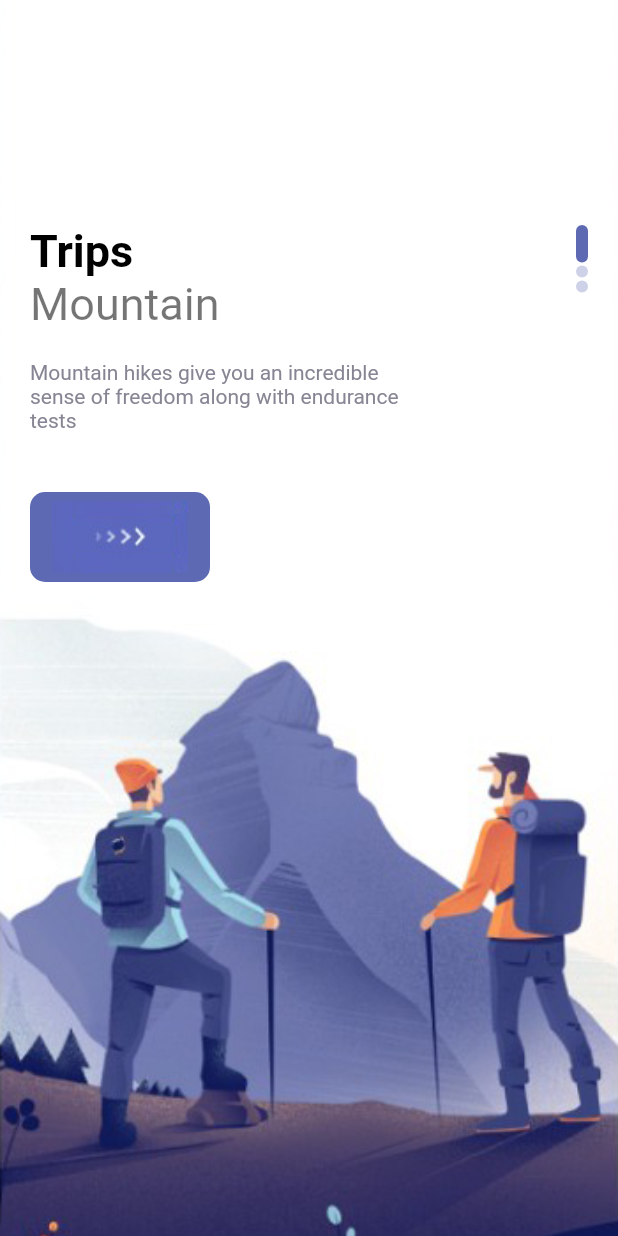
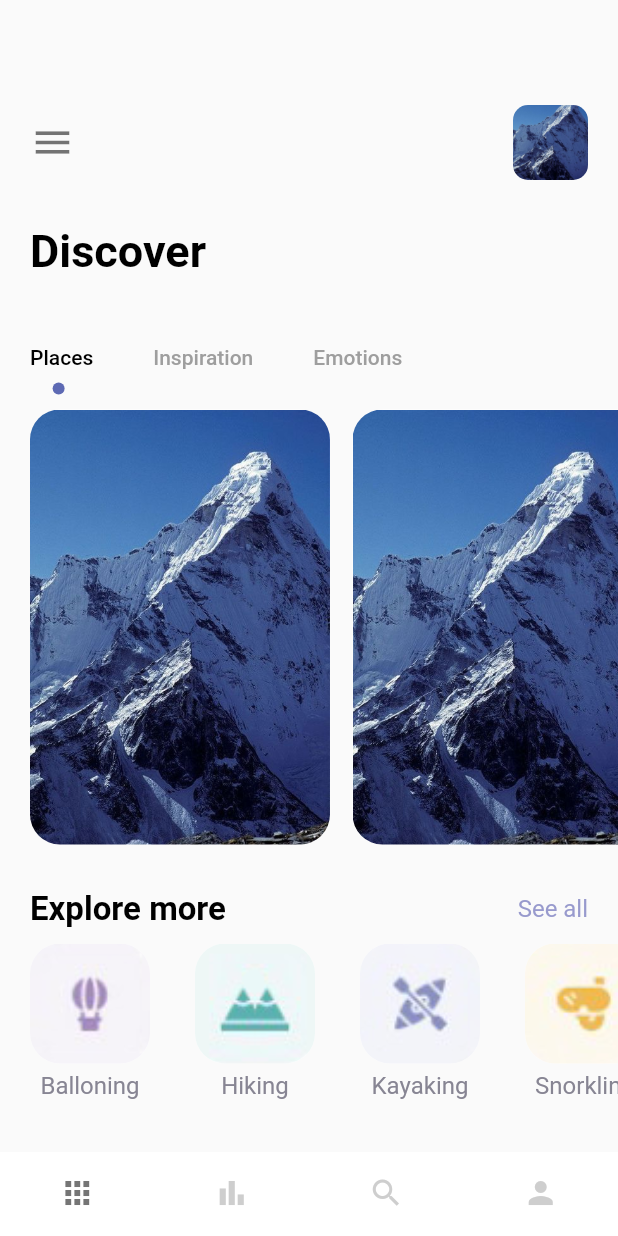
Before and after one commit to syunsuke1115/snow_mountain_UI_10templete, a Flutter app: the screen it shows after launch, on a phone screen of 412 x 824 dp. Run offline on Flutter 3.47's test engine with Material 2 defaults, Android fonts, the phone set to English and light mode, and no system bars.

Commit message:
created home_page

```diff
--- a/lib/main.dart
+++ b/lib/main.dart
@@ -1,4 +1,5 @@
 import 'package:flutter/material.dart';
+import 'package:snow_mountain/pages/navpages/main_page.dart';
 import 'package:snow_mountain/pages/welcome_page.dart';
 
 void main() {
@@ -14,7 +15,7 @@ class Myapp extends StatelessWidget {
       theme: ThemeData(
         primarySwatch: Colors.blue,
       ),
-      home: WelcomePage(),
+      home: MainPage(),
     );
   }
 }
--- /dev/null
+++ b/lib/pages/navpages/bar_item_page.dart
@@ -0,0 +1,14 @@
+import 'package:flutter/material.dart';
+
+class BarItemPage extends StatelessWidget {
+  const BarItemPage({Key? key}) : super(key: key);
+
+  @override
+  Widget build(BuildContext context) {
+    return Scaffold(
+      body: Container(
+        child: Center(child: Text("BarItemPage")),
+      ),
+    );
+  }
+}
--- /dev/null
+++ b/lib/pages/navpages/home_page.dart
@@ -0,0 +1,217 @@
+import 'package:flutter/material.dart';
+import 'package:snow_mountain/misc/colors.dart';
+import 'package:snow_mountain/widgets/app_large_text.dart';
+import 'package:snow_mountain/widgets/app_text.dart';
+
+class Homepage extends StatefulWidget {
+  const Homepage({Key? key}) : super(key: key);
+
+  @override
+  _HomepageState createState() => _HomepageState();
+}
+
+class _HomepageState extends State<Homepage> with TickerProviderStateMixin {
+  var _images = {
+    "balloning.png":"Balloning",
+    "hiking.png":"Hiking",
+    "kayaking.png":"Kayaking",
+    "snorkling.png":"Snorkling",
+  };
+
+  @override
+  Widget build(BuildContext context) {
+    TabController _tabController = TabController(length: 3, vsync: this);
+    return Scaffold(
+      body: Column(
+        crossAxisAlignment: CrossAxisAlignment.start,
+        children: [
+          Container(
+            padding: const EdgeInsets.only(top: 70, left: 20),
+            child: Row(
+              children: [
+                Icon(
+                  Icons.menu,
+                  size: 30,
+                  color: Colors.black54,
+                ),
+                Expanded(child: Container()),
+                Container(
+                  margin: const EdgeInsets.only(right: 20),
+                  width: 50,
+                  height: 50,
+                  decoration: BoxDecoration(
+                    borderRadius: BorderRadius.circular(10),
+                    image: DecorationImage(
+                        image: AssetImage(
+                            "img/"+"mountain.jpeg"
+                        ),
+                        fit: BoxFit.cover),
+                  ),
+                )
+              ],
+            ),
+          ),
+          SizedBox(
+            height: 30,
+          ),
+          Container(
+              margin: const EdgeInsets.only(left: 20),
+              child: AppLargeText(text: "Discover")),
+          SizedBox(
+            height: 30,
+          ),
+          //tabbar
+          Container(
+            child: Align(
+              alignment: Alignment.centerLeft,
+              child: TabBar(
+                labelPadding: const EdgeInsets.only(right: 20, left: 20),
+                controller: _tabController,
+                labelColor: Colors.black,
+                unselectedLabelColor: Colors.grey,
+                isScrollable: true,
+                indicatorSize: TabBarIndicatorSize.label,
+                indicator:
+                    CircleTabIndicator(color: AppColors.mainColor, radius: 4),
+                tabs: [
+                  Tab(
+                    text: "Places",
+                  ),
+                  Tab(
+                    text: "Inspiration",
+                  ),
+                  Tab(
+                    text: "Emotions",
+                  ),
+                ],
+              ),
+            ),
+          ),
+          Container(
+            padding: const EdgeInsets.only(left: 20),
+            height: 300,
+            width: double.maxFinite,
+            child: TabBarView(
+              controller: _tabController,
+              children: [
+                ListView.builder(
+                    itemCount: 3,
+                    scrollDirection: Axis.horizontal,
+                    itemBuilder: (BuildContext context, int index) {
+                      return Container(
+                        margin: const EdgeInsets.only(right: 15, top: 10),
+                        width: 200,
+                        height: 300,
+                        decoration: BoxDecoration(
+                          borderRadius: BorderRadius.circular(20),
+                          color: Colors.white,
+                          image: DecorationImage(
+                              image: AssetImage(
+                                "img/mountain.jpeg",
+                              ),
+                              fit: BoxFit.cover),
+                        ),
+                      );
+                    }),
+                Text("there"),
+                Text("Bye"),
+              ],
+            ),
+          ),
+          SizedBox(
+            height: 30,
+          ),
+          Container(
+            margin: const EdgeInsets.only(left: 20, right: 20),
+            child: Row(
+              mainAxisAlignment: MainAxisAlignment.spaceBetween,
+              children: [
+                AppLargeText(
+                  text: "Explore more",
+                  size: 22,
+                ),
+                AppText(
+                  text: "See all",
+                  color: AppColors.textColor1,
+                )
+              ],
+            ),
+          ),
+          SizedBox(
+            height: 10,
+          ),
+          Container(
+            height: 105,
+            width: double.maxFinite,
+            margin: const EdgeInsets.only(left: 20),
+            child: ListView.builder(
+                scrollDirection: Axis.horizontal,
+                itemCount: 4,
+                itemBuilder: (_, index) {
+                  return Container(
+                    margin: const EdgeInsets.only(right: 30),
+                    child: Column(
+                      children: [
+                        Container(
+                          width: 80,
+                          height: 80,
+                          decoration: BoxDecoration(
+                            borderRadius: BorderRadius.circular(20),
+                            color: Colors.white,
+                            image: DecorationImage(
+                                image: AssetImage(
+                                  "img/"+_images.keys.elementAt(index)
+                                ),
+                                fit: BoxFit.cover),
+                          ),
+                        ),
+                        SizedBox(height: 5,),
+                        Container(
+                          child: AppText(
+                            text: _images.values.elementAt(index),
+                            color: AppColors.textColor2,
+                          ),
+                        )
+                      ],
+                    ),
+                  );
+                }),
+          )
+        ],
+      ),
+    );
+  }
+}
+
+//Decorationクラスが必要なので、一回挟んでいる。
+class CircleTabIndicator extends Decoration {
+  final Color color;
+  double radius;
+
+  CircleTabIndicator({required this.color, required this.radius});
+
+  @override
+  BoxPainter createBoxPainter([VoidCallback? onChanged]) {
+    // TODO: implement createBoxPainter
+    return _CirclePainter(color: color, radius: radius);
+  }
+}
+
+class _CirclePainter extends BoxPainter {
+  final Color color;
+  double radius;
+
+  _CirclePainter({required this.color, required this.radius});
+
+  @override
+  void paint(Canvas canvas, Offset offset, ImageConfiguration configuration) {
+    Paint _paint = Paint();
+    _paint.color = color;
+    _paint.isAntiAlias = true;
+    //offset はxy
+    final Offset circleOffset = Offset(
+        configuration.size!.width / 2 - radius / 2,
+        configuration.size!.height - radius);
+    canvas.drawCircle(offset + circleOffset, radius, _paint);
+  }
+}
--- /dev/null
+++ b/lib/pages/navpages/main_page.dart
@@ -0,0 +1,53 @@
+import 'package:flutter/material.dart';
+import 'package:snow_mountain/pages/navpages/home_page.dart';
+import 'package:snow_mountain/pages/navpages/bar_item_page.dart';
+import 'package:snow_mountain/pages/navpages/my_page.dart';
+import 'package:snow_mountain/pages/navpages/search_page.dart';
+
+class MainPage extends StatefulWidget {
+  const MainPage({Key? key}) : super(key: key);
+
+  @override
+  State<MainPage> createState() => _MainPageState();
+}
+
+class _MainPageState extends State<MainPage> {
+  List _pages = [
+    Homepage(),
+    BarItemPage(),
+    SearchPage(),
+    MyPage(),
+  ];
+  int currentIndex = 0;
+  void onTap(int index){
+    setState(() {
+      currentIndex = index;
+    });
+  }
+
+  @override
+  Widget build(BuildContext context) {
+    return Scaffold(
+      body: _pages[currentIndex],
+      bottomNavigationBar: BottomNavigationBar(
+        unselectedFontSize: 0,
+        selectedFontSize: 0,
+        backgroundColor: Colors.white,
+        type: BottomNavigationBarType.fixed,
+        onTap: onTap,
+        currentIndex: currentIndex,
+        selectedItemColor: Colors.black54,
+        unselectedItemColor: Colors.grey.withOpacity(0.5),
+        showSelectedLabels: false,
+        showUnselectedLabels: false,
+        elevation: 0,
+        items: [
+         BottomNavigationBarItem(title:Text("Home"),icon: Icon(Icons.apps)),
+          BottomNavigationBarItem(title:Text("bar"),icon: Icon(Icons.bar_chart)),
+          BottomNavigationBarItem(title:Text("search"),icon: Icon(Icons.search)),
+          BottomNavigationBarItem(title:Text("my"),icon: Icon(Icons.person))
+        ],
+      ),
+    );
+  }
+}
--- /dev/null
+++ b/lib/pages/navpages/my_page.dart
@@ -0,0 +1,12 @@
+import 'package:flutter/material.dart';
+
+class MyPage extends StatelessWidget {
+  const MyPage({Key? key}) : super(key: key);
+
+  @override
+  Widget build(BuildContext context) {
+    return Container(
+      child: Center(child: Text("MyPage")),
+    );
+  }
+}
--- /dev/null
+++ b/lib/pages/navpages/search_page.dart
@@ -0,0 +1,12 @@
+import 'package:flutter/material.dart';
+
+class SearchPage extends StatelessWidget {
+  const SearchPage({Key? key}) : super(key: key);
+
+  @override
+  Widget build(BuildContext context) {
+    return Container(
+      child: Center(child: Text("search page")),
+    );
+  }
+}
```
